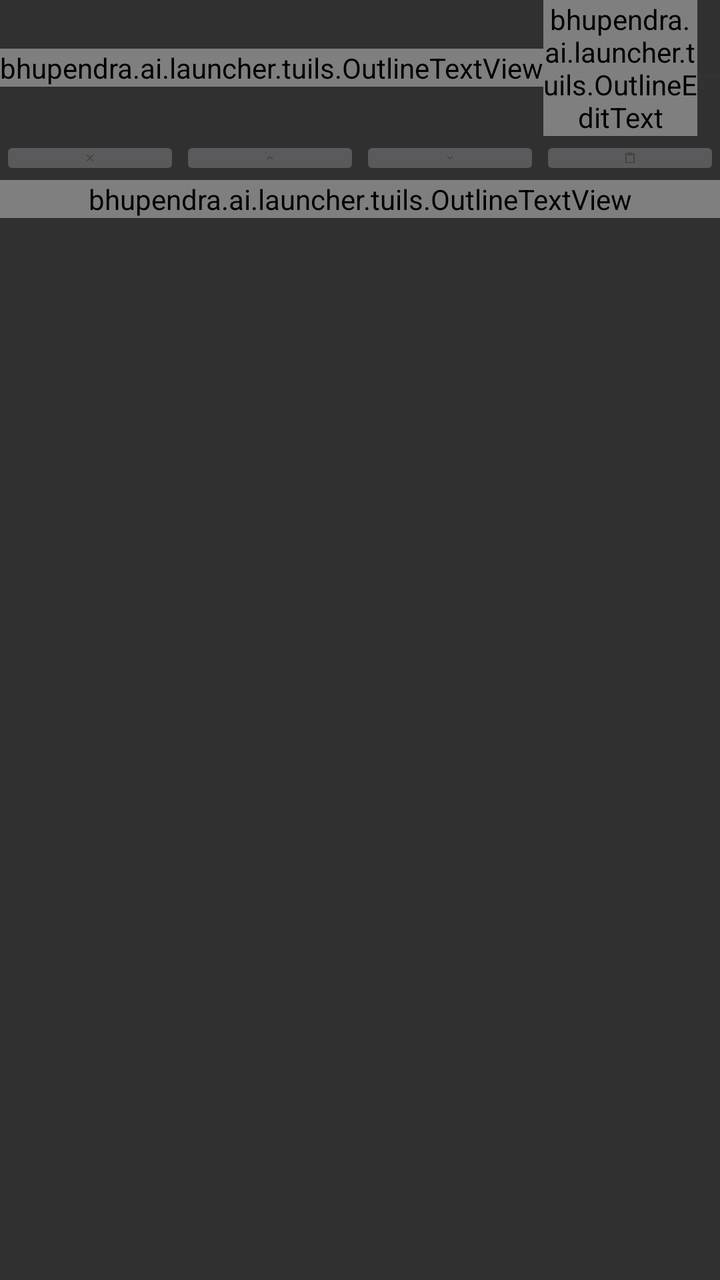
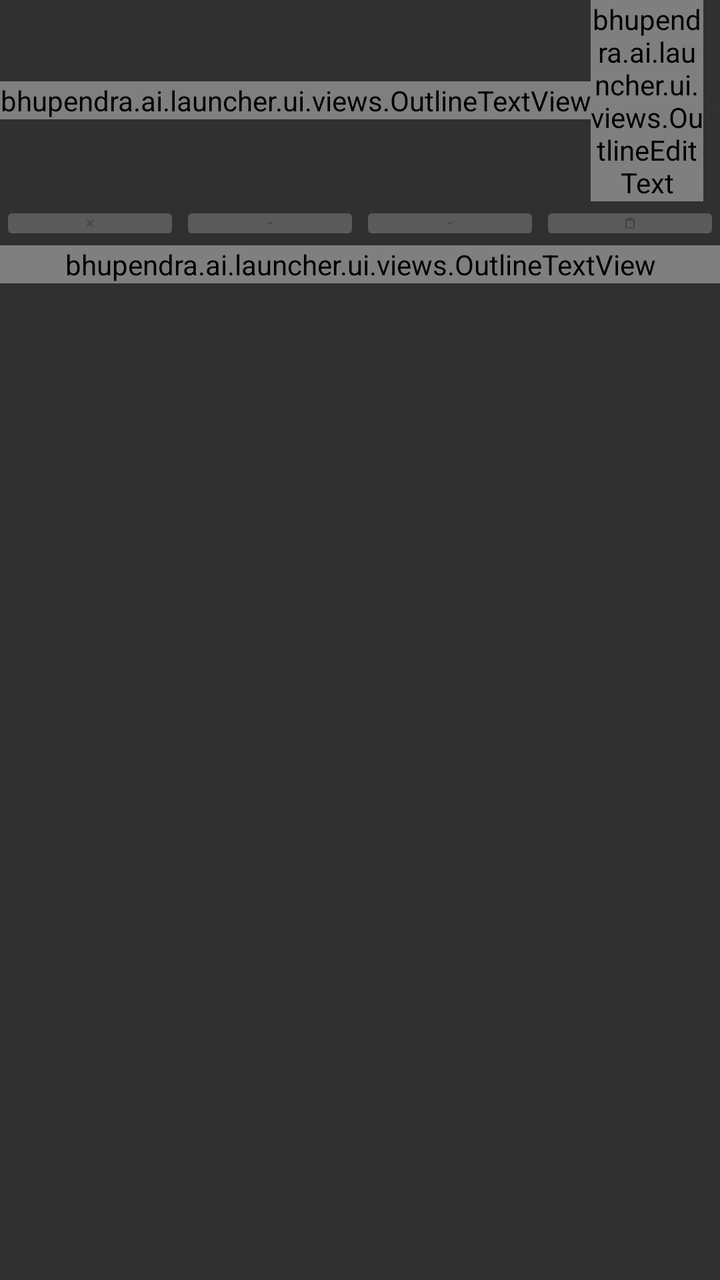

An Android layout rendered at two revisions. The XML below is the earlier revision; the diff shows what the commit changed to produce the second picture.
<!-- AndroidManifest.xml: application theme Custom.Solid -->
<!-- res/layout/input_up_layout.xml -->
<?xml version="1.0" encoding="utf-8"?>
<LinearLayout xmlns:android="http://schemas.android.com/apk/res/android"
    android:layout_width="match_parent"
    android:layout_height="match_parent"
    android:orientation="vertical">

    <HorizontalScrollView android:id="@id/suggestions_container"
        android:layout_width="match_parent"
        android:layout_height="wrap_content"
        android:focusable="false"
        android:focusableInTouchMode="false">

        <LinearLayout
            android:layout_width="wrap_content"
            android:layout_height="wrap_content">

            <LinearLayout
                android:id="@+id/suggestions_group"
                android:layout_width="wrap_content"
                android:layout_height="wrap_content"
                android:gravity="left|center_vertical"
                android:orientation="horizontal"
                android:focusable="false"
                android:focusableInTouchMode="false">

            </LinearLayout>

        </LinearLayout>

    </HorizontalScrollView>

    <LinearLayout android:id="@+id/input_group"
        android:layout_width="match_parent"
        android:layout_height="wrap_content"
        android:weightSum="@integer/input_group_weightsum"
        android:orientation="horizontal"
        android:gravity="center_vertical">

        <bhupendra.ai.launcher.tuils.OutlineTextView
            android:id="@+id/prefix_view"
            android:layout_width="wrap_content"
            android:layout_height="wrap_content" />

        <bhupendra.ai.launcher.tuils.OutlineEditText
            android:id="@+id/input_view"
            android:layout_width="0dp"
            android:layout_height="wrap_content"
            android:layout_weight="@integer/input_view_weight"

            android:background="@null"
            android:imeOptions="actionGo|flagNoFullscreen"
            android:textCursorDrawable="@drawable/cursor"

            android:importantForAutofill="noExcludeDescendants"
            android:autofillHints=""

            android:lines="1"
            android:singleLine="true"/>

        <ImageButton
            android:id="@+id/submit_tv"
            android:layout_width="0dp"
            android:layout_height="wrap_content"
            android:layout_weight="@integer/enter_view_weight"

            android:background="@null"
            android:src="@drawable/ic_enter"/>

    </LinearLayout>

    <LinearLayout android:id="@+id/tools_view"
        android:layout_width="match_parent"
        android:layout_height="@dimen/tools_height"
        android:orientation="horizontal"

        android:weightSum="@integer/tools_view_weightsum">

        <ImageButton android:id="@+id/delete_view"
            style="@style/ToolsBar"
            android:src="@drawable/ic_clear"/>

        <ImageButton android:id="@+id/back_view"
            style="@style/ToolsBar"
            android:src="@drawable/ic_back"/>

        <ImageButton android:id="@+id/next_view"
            style="@style/ToolsBar"
            android:src="@drawable/ic_next"/>

        <ImageButton android:id="@+id/paste_view"
            style="@style/ToolsBar"
            android:src="@drawable/ic_paste"/>

    </LinearLayout>

    <ScrollView
        android:layout_width="match_parent"
        android:layout_height="match_parent">

        <LinearLayout
            android:layout_width="match_parent"
            android:layout_height="wrap_content"

            android:orientation="vertical">

            <bhupendra.ai.launcher.tuils.OutlineTextView
                android:id="@+id/terminal_view"
                android:layout_width="match_parent"
                android:layout_height="wrap_content"

                android:gravity="bottom"
                android:scrollHorizontally="false"
                android:scrollbars="vertical"
                android:textIsSelectable="true"/>

        </LinearLayout>

    </ScrollView>

</LinearLayout>
<!-- resources referenced by this layout -->
<resources>
  <dimen name="tools_height">15dp</dimen>
  <!-- drawable cursor (drawable) -->
  <?xml version="1.0" encoding="utf-8"?>
  <shape xmlns:android="http://schemas.android.com/apk/res/android"
      android:shape="rectangle">
  
      <solid android:color="#FFFFFFFF" />
      <size
          android:width="@dimen/cursor_width"/>
  </shape>
  <!-- drawable ic_back: png bitmap (drawable-hdpi, 296 bytes) -->
  <!-- drawable ic_clear: png bitmap (drawable-hdpi, 372 bytes) -->
  <!-- drawable ic_enter: png bitmap (drawable-hdpi, 336 bytes) -->
  <!-- drawable ic_next: png bitmap (drawable-hdpi, 314 bytes) -->
  <!-- drawable ic_paste: png bitmap (drawable-hdpi, 468 bytes) -->
  <integer name="enter_view_weight">1</integer>
  <integer name="input_group_weightsum">8</integer>
  <integer name="input_view_weight">7</integer>
  <integer name="tools_view_weightsum">4</integer>
  <style name="ToolsBar">
          <item name="android:layout_width">0dp</item>
          <item name="android:layout_height">match_parent</item>
          <item name="android:layout_weight">@integer/tools_view_weight</item>
          <item name="android:padding">8dp</item>
          <item name="android:scaleType">fitCenter</item>
      </style>
  <style name="Custom.Solid" parent="Theme.AppCompat.NoActionBar">
          <item name="android:textColorHint">@color/hint_color</item>
          <item name="android:statusBarColor">@android:color/black</item>
          <item name="android:navigationBarColor">@android:color/black</item>
      </style>
  <dimen name="cursor_width">8dp</dimen>
  <color name="hint_color">#AAA</color>
</resources>

<!-- the commit's change to res/layout/input_up_layout.xml (unified diff, before → after) -->
@@ -36,12 +36,12 @@
         android:orientation="horizontal"
         android:gravity="center_vertical">
 
-        <bhupendra.ai.launcher.tuils.OutlineTextView
+        <bhupendra.ai.launcher.ui.views.OutlineTextView
             android:id="@+id/prefix_view"
             android:layout_width="wrap_content"
             android:layout_height="wrap_content" />
 
-        <bhupendra.ai.launcher.tuils.OutlineEditText
+        <bhupendra.ai.launcher.ui.views.OutlineEditText
             android:id="@+id/input_view"
             android:layout_width="0dp"
             android:layout_height="wrap_content"
@@ -103,7 +103,7 @@
 
             android:orientation="vertical">
 
-            <bhupendra.ai.launcher.tuils.OutlineTextView
+            <bhupendra.ai.launcher.ui.views.OutlineTextView
                 android:id="@+id/terminal_view"
                 android:layout_width="match_parent"
                 android:layout_height="wrap_content"
